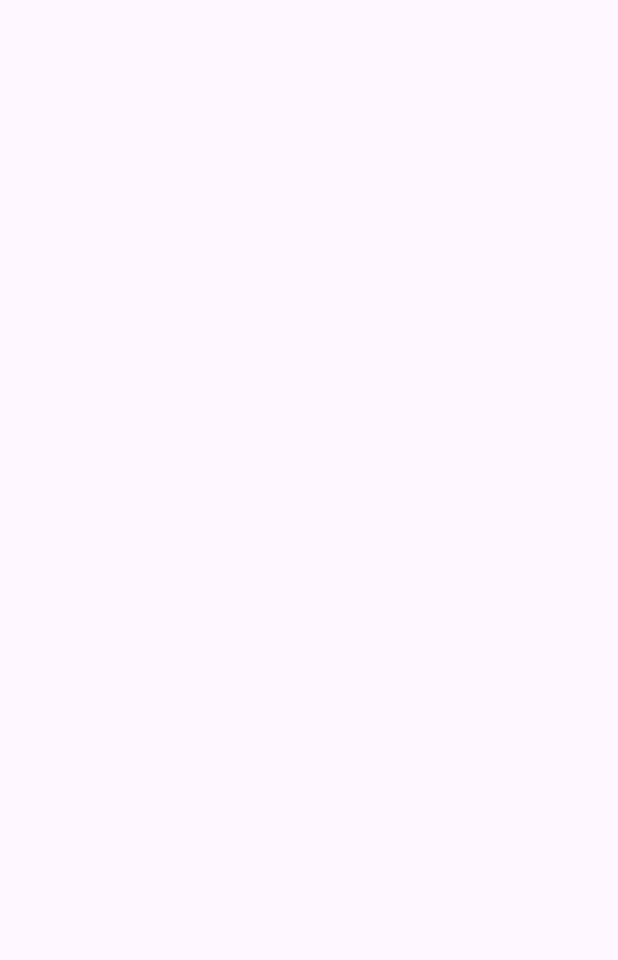
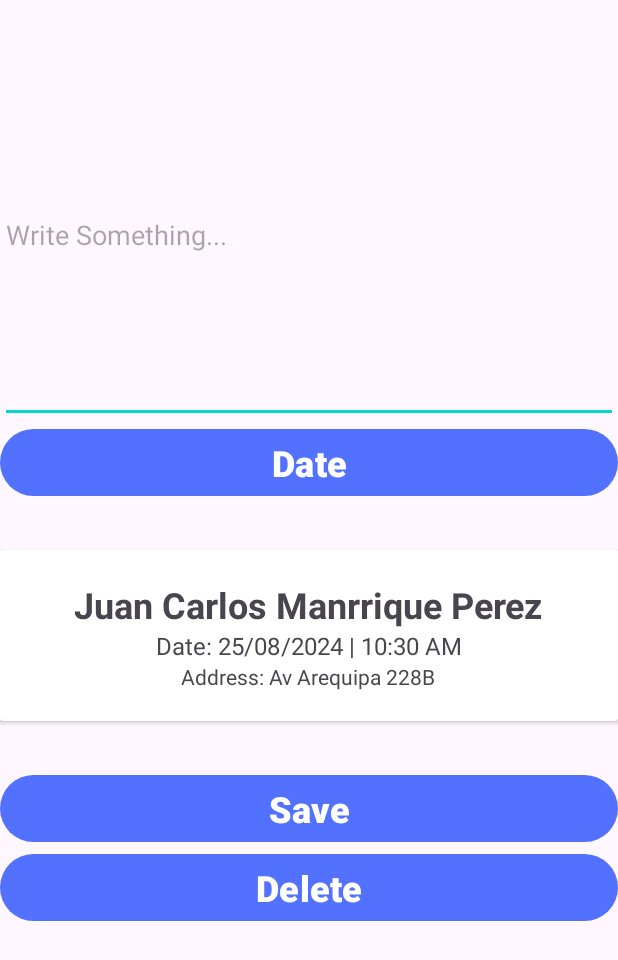
Before and after one commit to MindTrack-WX64/MindTrack_Mobile_App, an Android app: the AddAppointmentActivity screen opened directly, with no data from a screen before it, on a phone screen of 412 x 824 dp. Before the commit the part shown is empty. Shown: the top 960 px of the screen. Run offline under Robolectric (Android 15) with nearby library versions, the phone set to English and light mode, and no system bars.

Commit message:
layoutaddAppointment

```diff
--- a/app/src/main/java/com/example/mindtrack_mobile_app/UI/CalendarAppointmentActivity.kt
+++ b/app/src/main/java/com/example/mindtrack_mobile_app/UI/CalendarAppointmentActivity.kt
@@ -1,6 +1,8 @@
 package com.example.mindtrack_mobile_app.UI
 
+import android.content.Intent
 import android.os.Bundle
+import android.widget.Button
 import androidx.activity.enableEdgeToEdge
 import androidx.appcompat.app.AppCompatActivity
 import androidx.core.view.ViewCompat
@@ -14,6 +16,8 @@ import com.example.mindtrack_mobile_app.models.AppointmentProvider
 
 class CalendarAppointmentActivity : AppCompatActivity() {
 
+    private lateinit var btnNewDate: Button
+
     override fun onCreate(savedInstanceState: Bundle?) {
         super.onCreate(savedInstanceState)
         enableEdgeToEdge()
@@ -23,8 +27,22 @@ class CalendarAppointmentActivity : AppCompatActivity() {
             v.setPadding(systemBars.left, systemBars.top, systemBars.right, systemBars.bottom)
             insets
         }
+
+        initComponents()
+        initListeners()
         initRecyclerView()
     }
+
+    private fun initComponents() {
+        btnNewDate = findViewById(R.id.btnNewDate)
+    }
+    private fun initListeners() {
+        btnNewDate.setOnClickListener {
+            val intent = Intent(this, AddAppointmentActivity::class.java)
+            startActivity(intent)
+        }
+    }
+
 
     private fun initRecyclerView(){
         val recyclerView = findViewById<RecyclerView>(R.id.rvAppointment)
--- a/app/src/main/res/layout/activity_add_appointment.xml
+++ b/app/src/main/res/layout/activity_add_appointment.xml
@@ -5,6 +5,78 @@
     android:id="@+id/main"
     android:layout_width="match_parent"
     android:layout_height="match_parent"
+    android:paddingVertical="32dp"
+    android:paddingHorizontal="16dp"
     tools:context=".UI.AddAppointmentActivity">
 
+    <EditText
+        android:id="@+id/etDescription"
+        android:layout_width="match_parent"
+        android:layout_height="250dp"
+        android:hint="Write Something..."
+        app:layout_constraintTop_toTopOf="parent"
+        android:layout_marginTop="32dp"
+        />
+
+    <Button
+        android:id="@+id/btnDate"
+        android:layout_width="match_parent"
+        android:layout_height="wrap_content"
+        android:textStyle="bold"
+        android:textSize="24sp"
+        app:layout_constraintTop_toBottomOf="@+id/etDescription"
+        android:text="Date"
+        />
+
+    <androidx.cardview.widget.CardView
+        android:id="@+id/cvPatient"
+        android:layout_width="match_parent"
+        android:layout_height="wrap_content"
+        android:layout_marginTop="32dp"
+        app:layout_constraintTop_toBottomOf="@+id/btnDate">
+        <LinearLayout
+            android:orientation="vertical"
+            android:layout_width="match_parent"
+            android:gravity="center"
+            android:paddingVertical="20dp"
+            android:layout_height="wrap_content">
+            <TextView
+                android:layout_width="wrap_content"
+                android:layout_height="wrap_content"
+                android:textStyle="bold"
+                android:textSize="24sp"
+                android:text="Juan Carlos Manrrique Perez"/>
+            <TextView
+                android:layout_width="wrap_content"
+                android:layout_height="wrap_content"
+                android:textSize="16sp"
+                android:text="Date: 25/08/2024 | 10:30 AM"/>
+            <TextView
+                android:layout_width="wrap_content"
+                android:layout_height="wrap_content"
+                android:text="Address: Av Arequipa 228B"/>
+        </LinearLayout>
+    </androidx.cardview.widget.CardView>
+
+    <Button
+        android:id="@+id/btnSaveDate"
+        android:layout_width="match_parent"
+        android:layout_height="wrap_content"
+        android:layout_marginTop="32dp"
+        android:textStyle="bold"
+        android:textSize="24sp"
+        app:layout_constraintTop_toBottomOf="@+id/cvPatient"
+        android:text="Save"
+        />
+
+    <Button
+        android:id="@+id/btnDeleteDate"
+        android:layout_width="match_parent"
+        android:layout_height="wrap_content"
+        android:textStyle="bold"
+        android:textSize="24sp"
+        app:layout_constraintTop_toBottomOf="@+id/btnSaveDate"
+        android:text="Delete"
+        />
+
 </androidx.constraintlayout.widget.ConstraintLayout>
--- a/app/src/main/res/layout/activity_calendar_appointment.xml
+++ b/app/src/main/res/layout/activity_calendar_appointment.xml
@@ -38,6 +38,7 @@
     </androidx.cardview.widget.CardView>
 
     <Button
+        android:id="@+id/btnNewDate"
         android:layout_width="wrap_content"
         android:layout_height="wrap_content"
         android:text="NEW DATE"
```
